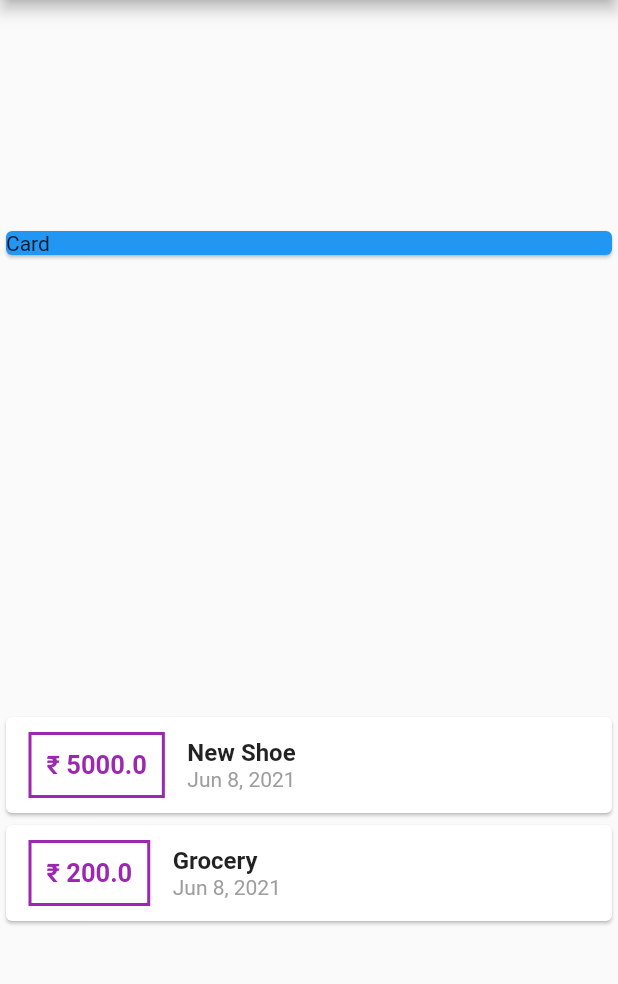
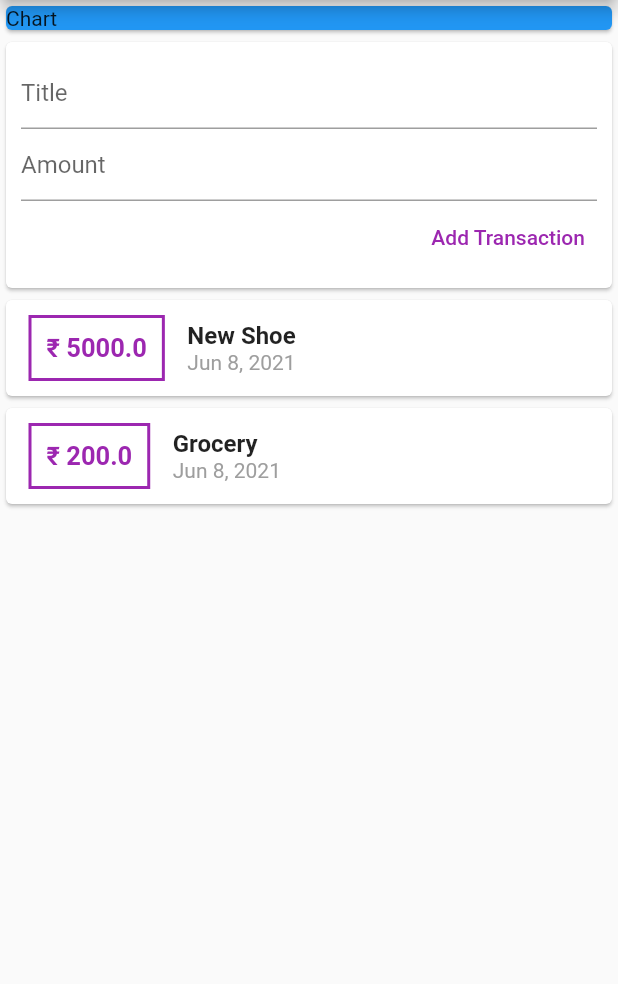
Before and after one commit to parimal5/My-Expense, a Flutter app: the screen it shows after launch, on a phone screen of 412 x 824 dp, the part 84-1068 px from its top. Run offline on Flutter 3.47's test engine with Material 2 defaults, Android fonts, the phone set to English and light mode, and no system bars.

Commit message:
Added User Input Expences And Seperate Widgets

```diff
--- a/lib/main.dart
+++ b/lib/main.dart
@@ -1,6 +1,6 @@
 import 'package:flutter/material.dart';
-import 'package:intl/intl.dart';
-import 'transaction.dart';
+
+import './widget/user_transaction.dart';
 
 void main() => runApp(MyApp());
 
@@ -15,84 +15,30 @@ class MyApp extends StatelessWidget {
 }
 
 class MyHomePage extends StatelessWidget {
-  final List<Transcation> transaction = [
-    Transcation(
-      id: '1',
-      title: 'New Shoe',
-      amount: 5000,
-      date: DateTime.now(),
-    ),
-    Transcation(
-      id: '2',
-      title: 'Grocery',
-      amount: 200,
-      date: DateTime.now(),
-    ),
-  ];
+  final titleController = TextEditingController();
+  final amountController = TextEditingController();
+
   @override
   Widget build(BuildContext context) {
     return Scaffold(
       appBar: AppBar(
         title: Text('My Expense'),
       ),
-      body: Column(
-        mainAxisAlignment: MainAxisAlignment.spaceAround,
+      body: SingleChildScrollView(
+        child: Column(
+          // mainAxisAlignment: MainAxisAlignment.spaceAround,
           crossAxisAlignment: CrossAxisAlignment.start,
           children: [
             Container(
               width: double.infinity,
               child: Card(
                 color: Colors.blue,
-              child: Text('Card'),
+                child: Text('Chart'),
               ),
             ),
-          Column(
-            children: transaction.map((tx) {
-              return Card(
-                child: Row(
-                  children: [
-                    Container(
-                      margin: EdgeInsets.symmetric(
-                        vertical: 10,
-                        horizontal: 15,
-                      ),
-                      decoration: BoxDecoration(
-                          border: Border.all(
-                        color: Colors.purple,
-                        width: 2,
-                      )),
-                      padding: EdgeInsets.all(10),
-                      child: Text(
-                        '₹ ${tx.amount}',
-                        style: TextStyle(
-                          color: Colors.purple,
-                          fontWeight: FontWeight.bold,
-                          fontSize: 17,
-                        ),
-                      ),
-                    ),
-                    Column(
-                      crossAxisAlignment: CrossAxisAlignment.start,
-                      children: [
-                        Text(
-                          tx.title,
-                          style: TextStyle(
-                            fontSize: 16,
-                            fontWeight: FontWeight.bold,
-                          ),
-                        ),
-                        Text(
-                          DateFormat.yMMMd().format(tx.date),
-                          style: TextStyle(color: Colors.grey),
-                        ),
-                      ],
-                    )
+            UserTransaction(),
           ],
         ),
-              );
-            }).toList(),
-          ),
-        ],
       ),
     );
   }
--- /dev/null
+++ b/lib/widget/new_transaction.dart
@@ -0,0 +1,37 @@
+import 'package:flutter/material.dart';
+
+class NewTransaction extends StatelessWidget {
+  final titleController = TextEditingController();
+  final amountController = TextEditingController();
+  final Function addTx;
+
+  NewTransaction(this.addTx);
+
+  @override
+  Widget build(BuildContext context) {
+    return Card(
+        child: Container(
+      padding: EdgeInsets.all(10),
+      child: Column(
+        crossAxisAlignment: CrossAxisAlignment.end,
+        children: [
+          TextField(
+            decoration: InputDecoration(hintText: 'Title'),
+            controller: titleController,
+          ),
+          TextField(
+            decoration: InputDecoration(hintText: 'Amount'),
+            controller: amountController,
+          ),
+          TextButton(
+            onPressed: () {
+              addTx(titleController.text, double.parse(amountController.text));
+            },
+            child: Text('Add Transaction'),
+            style: TextButton.styleFrom(primary: Colors.purple),
+          )
+        ],
+      ),
+    ));
+  }
+}
--- /dev/null
+++ b/lib/widget/transaction_list.dart
@@ -0,0 +1,60 @@
+import 'package:flutter/material.dart';
+import 'package:intl/intl.dart';
+
+import '../models/transaction.dart';
+
+class TranscationList extends StatelessWidget {
+  final List<Transcation> transaction;
+
+  TranscationList(this.transaction);
+
+  @override
+  Widget build(BuildContext context) {
+    return Column(
+      children: transaction.map((tx) {
+        return Card(
+          child: Row(
+            children: [
+              Container(
+                margin: EdgeInsets.symmetric(
+                  vertical: 10,
+                  horizontal: 15,
+                ),
+                decoration: BoxDecoration(
+                    border: Border.all(
+                  color: Colors.purple,
+                  width: 2,
+                )),
+                padding: EdgeInsets.all(10),
+                child: Text(
+                  '₹ ${tx.amount}',
+                  style: TextStyle(
+                    color: Colors.purple,
+                    fontWeight: FontWeight.bold,
+                    fontSize: 17,
+                  ),
+                ),
+              ),
+              Column(
+                crossAxisAlignment: CrossAxisAlignment.start,
+                children: [
+                  Text(
+                    tx.title,
+                    style: TextStyle(
+                      fontSize: 16,
+                      fontWeight: FontWeight.bold,
+                    ),
+                  ),
+                  Text(
+                    DateFormat.yMMMd().format(tx.date),
+                    style: TextStyle(color: Colors.grey),
+                  ),
+                ],
+              )
+            ],
+          ),
+        );
+      }).toList(),
+    );
+  }
+}
--- /dev/null
+++ b/lib/widget/user_transaction.dart
@@ -0,0 +1,49 @@
+import 'package:flutter/material.dart';
+
+import './new_transaction.dart';
+import './transaction_list.dart';
+import '../models/transaction.dart';
+
+class UserTransaction extends StatefulWidget {
+  @override
+  _UserTransactionState createState() => _UserTransactionState();
+}
+
+class _UserTransactionState extends State<UserTransaction> {
+  final List<Transcation> _usertransaction = [
+    Transcation(
+      id: '1',
+      title: 'New Shoe',
+      amount: 5000,
+      date: DateTime.now(),
+    ),
+    Transcation(
+      id: '2',
+      title: 'Grocery',
+      amount: 200,
+      date: DateTime.now(),
+    ),
+  ];
+
+  void addTransaction(String title, double amount) {
+    final newTx = Transcation(
+      id: DateTime.now().toString(),
+      title: title,
+      amount: amount,
+      date: DateTime.now(),
+    );
+    setState(() {
+      _usertransaction.add(newTx);
+    });
+  }
+
+  @override
+  Widget build(BuildContext context) {
+    return Column(
+      children: [
+        NewTransaction(addTransaction),
+        TranscationList(_usertransaction),
+      ],
+    );
+  }
+}
```
Also changed, not shown: lib/models/transaction.dart (renamed from lib/transaction.dart). Lines whose indentation alone changed are shown as unchanged.
